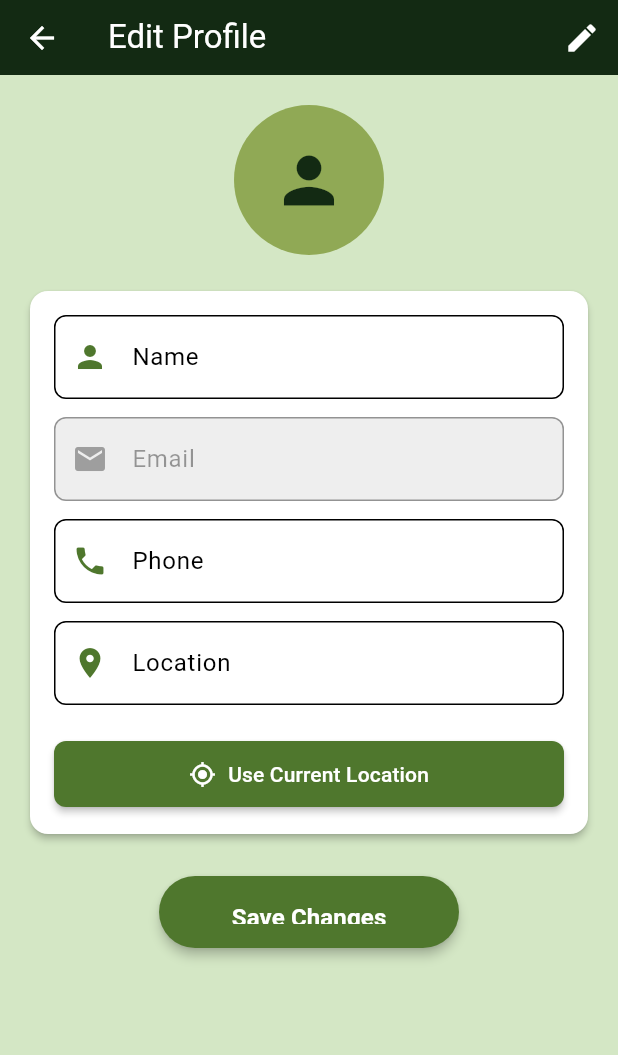
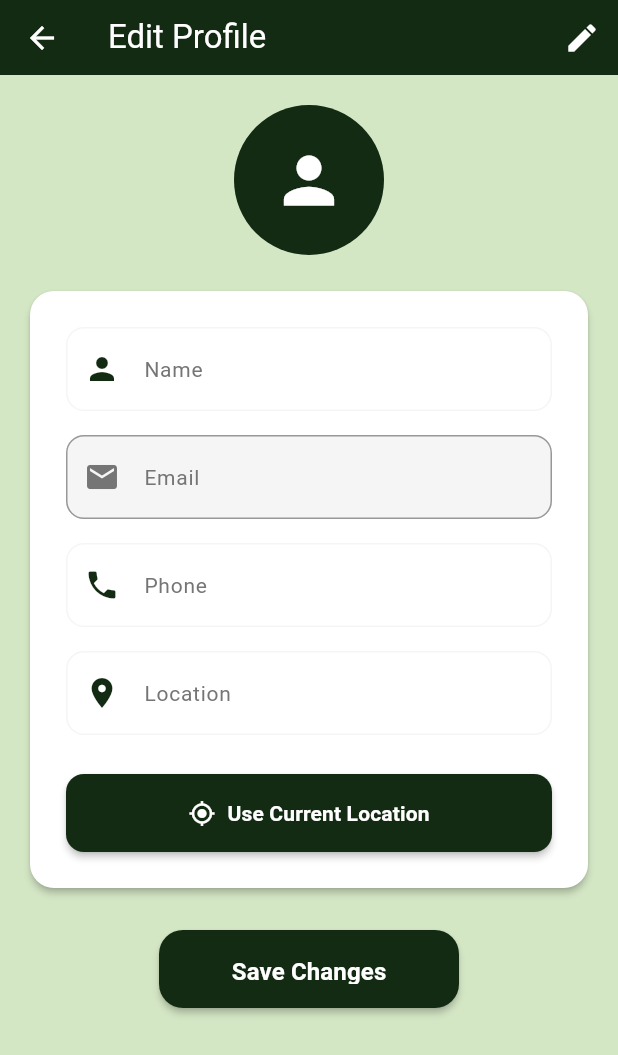
Before and after one commit to dormeneur/JUNKWUNK, a Flutter app: the ProfileUI screen opened by its route, after a tap on the "edit" icon, on a phone screen of 412 x 824 dp. Shown: the top 1055 px of the screen. Run offline on Flutter 3.47's test engine with Material 3 defaults, Android fonts, the light colour scheme and no system bars; our stand-ins replace cloud_firestore, connectivity_plus, firebase_auth, firebase_core, flutter_login, geocoding and 8 more; missing offline and left inert: flutter_polyline_points, googleapis; accounts and stored records are empty; generated files the repository leaves out were written again.

Commit message:
Refactor color usage across screens to utilize centralized color constants for consistency

```diff
--- a/lib/screens/profile/edit_profile_page.dart
+++ b/lib/screens/profile/edit_profile_page.dart
@@ -4,7 +4,9 @@ import 'package:flutter/material.dart';
 import 'package:geocoding/geocoding.dart';
 import 'package:geolocator/geolocator.dart';
 
+import '../../utils/colors.dart' as colors;
 import '../../utils/custom_toast.dart';
+import '../../utils/design_constants.dart';
 
 class EditProfilePage extends StatefulWidget {
   final String name;
@@ -151,8 +153,7 @@ class EditProfilePageState extends State<EditProfilePage> {
   @override
   Widget build(BuildContext context) {
     return Scaffold(
-      backgroundColor:
-          const Color(0xFFD4E7C5), // Soft sage green - matches profile page
+      backgroundColor: colors.AppColors.scaffoldBackground,
       extendBodyBehindAppBar:
           true, // This allows content to flow behind the AppBar
       appBar: PreferredSize(
@@ -162,7 +163,7 @@ class EditProfilePageState extends State<EditProfilePage> {
             "Edit Profile",
             style: TextStyle(color: Colors.white),
           ),
-          backgroundColor: const Color(0xFF132a13), // Dark green
+          backgroundColor: colors.AppColors.primaryColor,
           iconTheme: IconThemeData(color: Colors.white),
           actions: [
             IconButton(
@@ -186,19 +187,20 @@ class EditProfilePageState extends State<EditProfilePage> {
                 Center(
                   child: CircleAvatar(
                     radius: 50,
-                    backgroundColor: const Color(0xFF90a955), // Moss green
+                    backgroundColor: colors.AppColors.primaryColor,
                     child: Icon(Icons.person,
-                        size: 50, color: Color(0xFF132a13)), // Dark green
+                        size: 50, color: Colors.white),
                   ),
                 ),
                 SizedBox(height: 20),
                 Card(
                   elevation: 2,
+                  color: Colors.white,
                   shape: RoundedRectangleBorder(
-                    borderRadius: BorderRadius.circular(12),
+                    borderRadius: AppBorders.borderRadiusLG,
                   ),
                   child: Padding(
-                    padding: EdgeInsets.all(16),
+                    padding: AppSpacing.paddingLG,
                     child: Column(
                       children: [
                         _buildTextField("Name", Icons.person, _nameController),
@@ -211,17 +213,21 @@ class EditProfilePageState extends State<EditProfilePage> {
                           width: double.infinity,
                           child: ElevatedButton.icon(
                             onPressed: _isLoading ? null : _getCurrentLocation,
-                            icon: Icon(Icons.my_location, color: Colors.white),
+                            icon: Icon(Icons.my_location, color: AppColors.white),
                             label: Text(
                               "Use Current Location",
-                              style: TextStyle(color: Colors.white),
+                              style: TextStyle(
+                                color: AppColors.white,
+                                fontWeight: AppTypography.semiBold,
+                              ),
                             ),
                             style: ElevatedButton.styleFrom(
-                              backgroundColor:
-                                  const Color(0xFF4f772d), // Fern green
-                              padding: EdgeInsets.symmetric(vertical: 12),
+                              backgroundColor: colors.AppColors.primaryColor,
+                              padding: EdgeInsets.symmetric(
+                                vertical: AppSpacing.md,
+                              ),
                               shape: RoundedRectangleBorder(
-                                borderRadius: BorderRadius.circular(8),
+                                borderRadius: AppBorders.borderRadiusMD,
                               ),
                             ),
                           ),
@@ -233,26 +239,25 @@ class EditProfilePageState extends State<EditProfilePage> {
                 SizedBox(height: 24),
                 SizedBox(
                   width: 200,
-                  height: 48,
+                  height: AppButtons.heightLG,
                   child: ElevatedButton(
                     onPressed: _isLoading ? null : _saveChanges,
                     style: ElevatedButton.styleFrom(
-                      backgroundColor: const Color(0xFF4f772d), // Fern green
-                      disabledBackgroundColor:
-                          const Color(0xFF90a955), // Moss green
-                      elevation: 3,
+                      backgroundColor: colors.AppColors.primaryColor,
+                      disabledBackgroundColor: AppColors.grey,
+                      elevation: 2,
                       shape: RoundedRectangleBorder(
-                        borderRadius: BorderRadius.circular(24),
+                        borderRadius: AppBorders.borderRadiusLG,
                       ),
                     ),
                     child: _isLoading
-                        ? CircularProgressIndicator(color: Colors.white)
+                        ? CircularProgressIndicator(color: AppColors.white)
                         : Text(
                             "Save Changes",
                             style: TextStyle(
-                              color: Colors.white,
-                              fontSize: 16,
-                              fontWeight: FontWeight.bold,
+                              color: AppColors.white,
+                              fontSize: AppTypography.fontSizeLG,
+                              fontWeight: AppTypography.bold,
                             ),
                           ),
                   ),
@@ -267,18 +272,27 @@ class EditProfilePageState extends State<EditProfilePage> {
 
   Widget _buildEmailField() {
     return Padding(
-      padding: EdgeInsets.only(bottom: 12),
+      padding: EdgeInsets.only(bottom: AppSpacing.md),
       child: TextField(
         controller: _emailController,
         enabled: false,
         decoration: InputDecoration(
           labelText: "Email",
-          prefixIcon: Icon(Icons.email, color: Colors.grey),
+          prefixIcon: Icon(Icons.email, color: AppColors.textSecondary),
           border: OutlineInputBorder(
-            borderRadius: BorderRadius.circular(8),
+            borderRadius: AppBorders.borderRadiusMD,
           ),
           filled: true,
-          fillColor: Colors.grey[200],
+          fillColor: AppColors.greyLight,
+          floatingLabelBehavior: FloatingLabelBehavior.never,
+          contentPadding: EdgeInsets.symmetric(
+            horizontal: AppSpacing.md,
+            vertical: AppSpacing.md,
+          ),
+          labelStyle: TextStyle(
+            color: AppColors.textSecondary,
+            fontSize: AppTypography.fontSizeMD,
+          ),
         ),
       ),
     );
@@ -290,16 +304,13 @@ class EditProfilePageState extends State<EditProfilePage> {
     TextEditingController controller,
   ) {
     return Padding(
-      padding: EdgeInsets.only(bottom: 12),
+      padding: EdgeInsets.only(bottom: AppSpacing.md),
       child: TextField(
         controller: controller,
         enabled: !_isLoading,
-        decoration: InputDecoration(
-          labelText: label,
-          prefixIcon: Icon(icon, color: const Color(0xFF4f772d)), // Fern green
-          border: OutlineInputBorder(
-            borderRadius: BorderRadius.circular(8),
-          ),
+        decoration: AppInputs.inputDecoration(
+          label: label,
+          prefixIcon: Icon(icon, color: colors.AppColors.primaryColor),
         ),
       ),
     );
--- a/lib/utils/colors.dart
+++ b/lib/utils/colors.dart
@@ -19,7 +19,8 @@ class AppColors {
 
   // UI Element colors
   static const Color cardBackground = Color(0xFFFFFFFF);
-  static const Color scaffoldBackground = Color(0xFFF8F9FA);
+  static const Color scaffoldBackground = Color(0xFFD4E7C5); // Soft sage green
+  static const Color pageBackground = Color(0xFFD4E7C5); // Soft sage green
 
   // Category colors
   static const Color donateColor = Color(0xFF4f772d); // Fern green
--- a/lib/utils/design_constants.dart
+++ b/lib/utils/design_constants.dart
@@ -303,7 +303,12 @@ class AppInputs {
       prefixIcon: prefixIcon,
       suffixIcon: suffixIcon,
       filled: true,
-      fillColor: AppColors.secondary.withValues(alpha: 0.3),
+      fillColor: AppColors.white,
+      floatingLabelBehavior: FloatingLabelBehavior.never,
+      contentPadding: const EdgeInsets.symmetric(
+        horizontal: AppSpacing.md,
+        vertical: AppSpacing.md,
+      ),
       border: OutlineInputBorder(
         borderRadius: AppBorders.borderRadiusMD,
         borderSide: const BorderSide(
@@ -339,8 +344,15 @@ class AppInputs {
           width: AppBorders.borderWidthMedium,
         ),
       ),
-      labelStyle: const TextStyle(color: AppColors.primary),
-      hintStyle: const TextStyle(color: AppColors.textHint),
+      labelStyle: const TextStyle(
+        color: AppColors.textSecondary,
+        fontSize: AppTypography.fontSizeMD,
+        fontWeight: FontWeight.normal,
+      ),
+      hintStyle: const TextStyle(
+        color: AppColors.textHint,
+        fontSize: AppTypography.fontSizeMD,
+      ),
     );
   }
 }
```
Also changed, not shown: lib/screens/buyer/buyer_cart.dart (+7 -7 lines), lib/screens/buyer/buyer_dashboard.dart (+3 -4 lines), lib/screens/buyer/buyer_dashboard1.dart (+5 -5 lines), lib/screens/profile/profile_page.dart (+120 -26 lines), lib/screens/seller/seller_dashboard.dart (+14 -7 lines), lib/screens/seller/seller_dashboard1.dart (+5 -5 lines), lib/screens/seller/summary_page.dart (+9 -8 lines).
